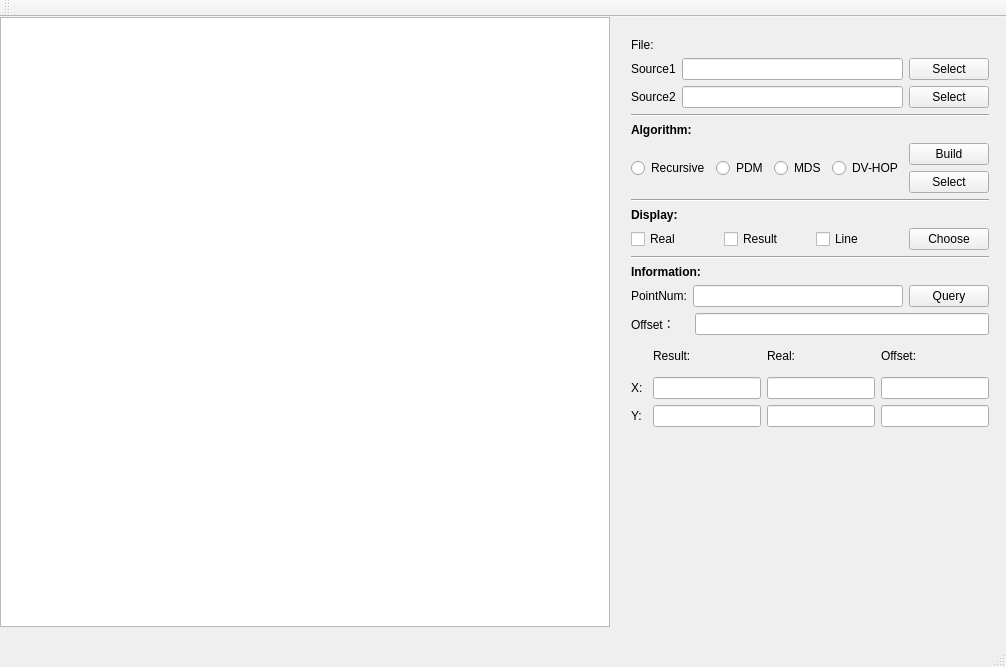
Qt form interface/mainwindow.ui (LLRon/WSNpos) before a commit.
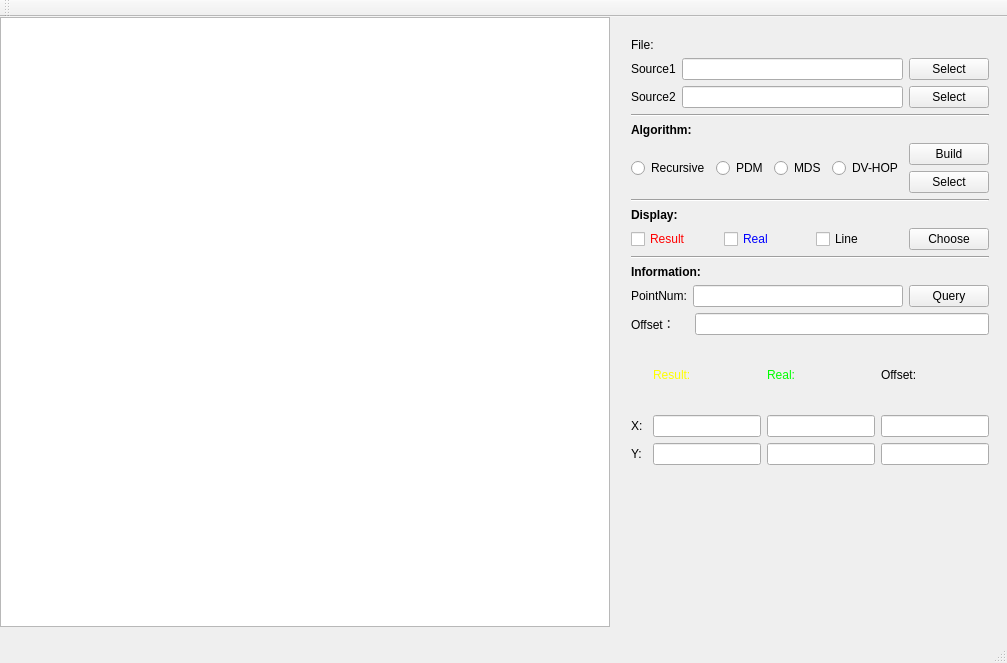
The same form after that commit.

Commit message: 将查询坐标改为真实坐标

```diff
--- a/interface/mainwindow.ui
+++ b/interface/mainwindow.ui
@@ -6,8 +6,8 @@
    <rect>
     <x>0</x>
     <y>0</y>
-    <width>1006</width>
-    <height>667</height>
+    <width>1007</width>
+    <height>663</height>
    </rect>
   </property>
   <property name="windowTitle">
@@ -33,7 +33,7 @@
       <x>620</x>
       <y>10</y>
       <width>380</width>
-      <height>411</height>
+      <height>449</height>
      </rect>
     </property>
     <layout class="QVBoxLayout" name="verticalLayout">
@@ -259,20 +259,26 @@
       <layout class="QHBoxLayout" name="horizontalLayout_5">
        <item>
         <layout class="QHBoxLayout" name="horizontalLayout_3">
-         <item>
-          <widget class="QCheckBox" name="addReal">
-           <property name="text">
-            <string>Real</string>
-           </property>
-          </widget>
-         </item>
          <item>
           <widget class="QCheckBox" name="addResult">
+           <property name="styleSheet">
+            <string notr="true">color: rgb(255, 0, 0);</string>
+           </property>
            <property name="text">
             <string>Result</string>
            </property>
           </widget>
          </item>
+         <item>
+          <widget class="QCheckBox" name="addReal">
+           <property name="styleSheet">
+            <string notr="true">color: rgb(0, 0, 255);</string>
+           </property>
+           <property name="text">
+            <string>Real</string>
+           </property>
+          </widget>
+         </item>
          <item>
           <widget class="QCheckBox" name="addLine">
            <property name="text">
@@ -394,6 +400,9 @@
        </item>
        <item row="0" column="2">
         <widget class="QLabel" name="label_5">
+         <property name="styleSheet">
+          <string notr="true">color: rgb(0, 255, 0);</string>
+         </property>
          <property name="text">
           <string>Real:</string>
          </property>
@@ -434,6 +443,9 @@
        </item>
        <item row="0" column="1">
         <widget class="QLabel" name="label_4">
+         <property name="styleSheet">
+          <string notr="true">color: rgb(255, 255, 0);</string>
+         </property>
          <property name="text">
           <string>Result:</string>
          </property>
```
Left out of the diff: 16 changed lines with no effect on the pictures. The commit also changes 1 other file.
